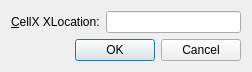
This is chap02/gotocell3/gotocelldialog.ui in ronhou/Cpp-GUI-Programming-with-Qt-4 as Qt 5 draws it before an edit. The edited form follows.
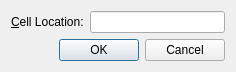
This is the edited form.

Commit message: fix调试时修改的数据

```diff
--- a/chap02/gotocell3/gotocelldialog.ui
+++ b/chap02/gotocell3/gotocelldialog.ui
@@ -6,7 +6,7 @@
    <rect>
     <x>0</x>
     <y>0</y>
-    <width>252</width>
+    <width>236</width>
     <height>70</height>
    </rect>
   </property>
@@ -19,7 +19,7 @@
      <item>
       <widget class="QLabel" name="label">
        <property name="text">
-        <string>&amp;CellX XLocation:</string>
+        <string>&amp;Cell Location:</string>
        </property>
        <property name="buddy">
         <cstring>lineEdit</cstring>
```
